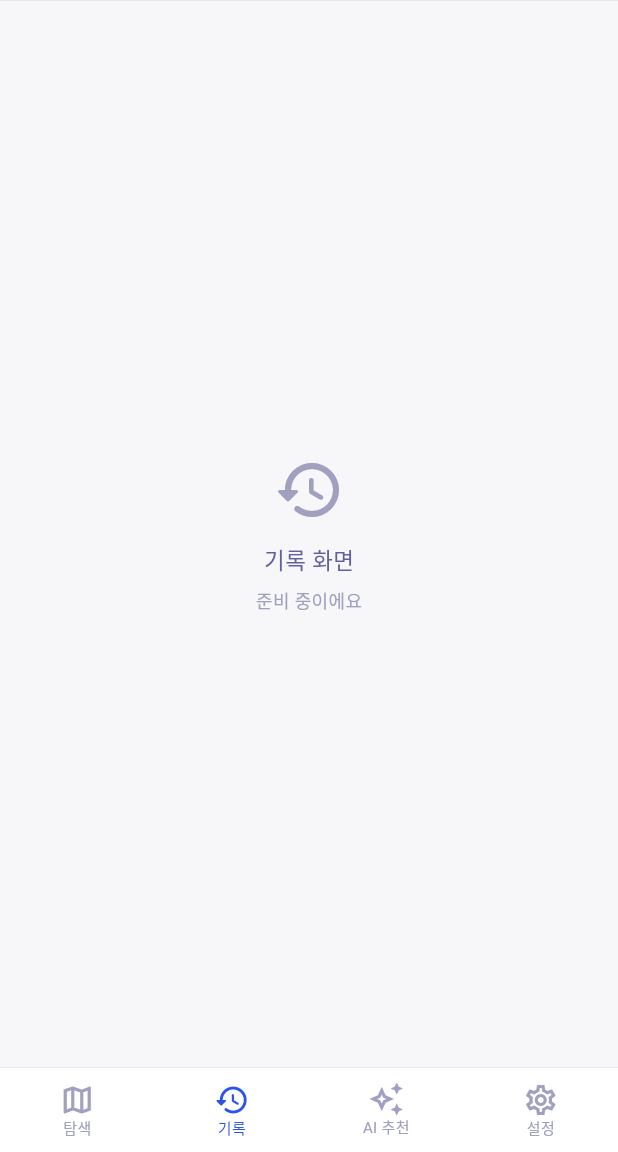
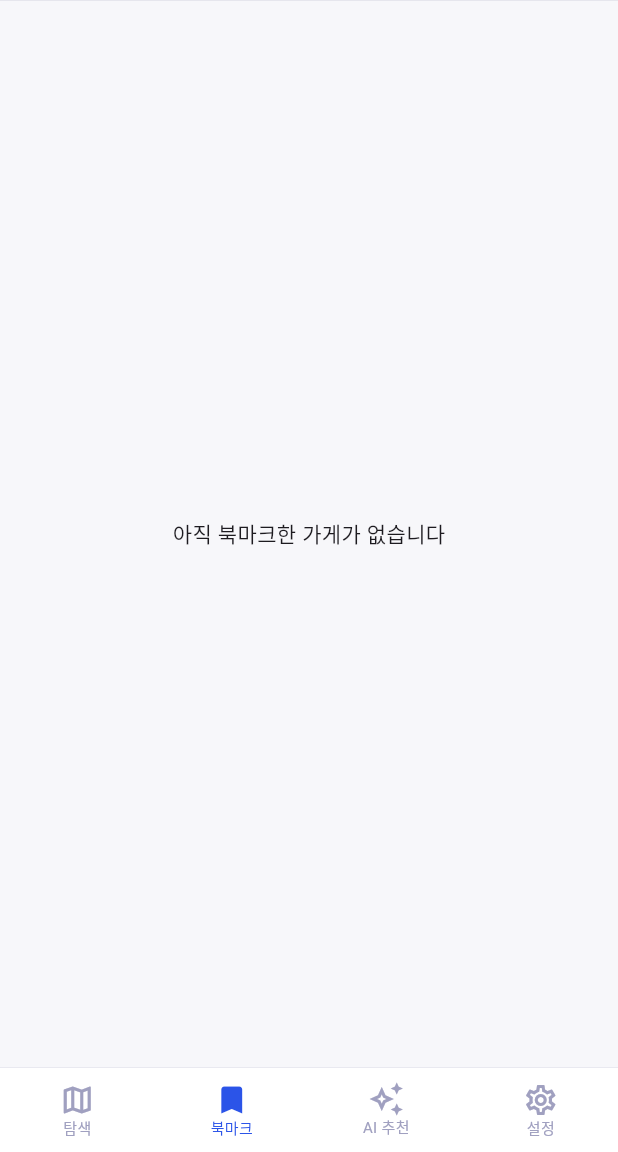
Before and after one commit to The-Truth-Filtering-Engine/The-Truth-Filtering-Engine, a Flutter app: the screen it shows after launch, item 2 of the bottom bar chosen, on a phone screen of 412 x 824 dp, the part 84-1236 px from its top. Run offline on Flutter 3.47's test engine with Material 3 defaults, Android fonts, the phone set to English and light mode, and no system bars; our stand-ins replace dio, flutter_map, flutter_riverpod, geolocator, latlong2; Roboto replaces fonts that are missing (Malgun Gothic).

Commit message:
feat: 북마크 페이지 추가, 북마크 기능 활성화

```diff
--- /dev/null
+++ b/the_truth_filtering_engine/lib/features/1-1_map/screens/bookmark_screen.dart
@@ -0,0 +1,49 @@
+import 'package:flutter/material.dart';
+import 'package:flutter_riverpod/flutter_riverpod.dart';
+
+import '../../../core/theme/app_colors.dart';
+import '../providers/map_provider.dart';
+import '../../1-3_restaurant_detail/screens/restaurant_detail_screen.dart';
+
+class BookmarkScreen extends ConsumerWidget {
+  const BookmarkScreen({super.key});
+
+  @override
+  Widget build(BuildContext context, WidgetRef ref) {
+    final bookmarks = ref.watch(bookmarkRestaurantsProvider);
+
+    if (bookmarks.isEmpty) {
+      return const Center(
+        child: Text('아직 북마크한 가게가 없습니다'),
+      );
+    }
+
+    return ListView.separated(
+      itemCount: bookmarks.length,
+      separatorBuilder: (_, __) => const Divider(height: 1),
+      itemBuilder: (context, index) {
+        final restaurant = bookmarks[index];
+        return ListTile(
+          title: Text(restaurant.name),
+          subtitle: Text('${restaurant.category} · ${restaurant.address}'),
+          trailing: IconButton(
+            icon: const Icon(Icons.bookmark, color: AppColors.primary),
+            onPressed: () {
+              ref.read(bookmarkRestaurantsProvider.notifier).remove(restaurant);
+            },
+          ),
+          onTap: () {
+            Navigator.push(
+              context,
+              MaterialPageRoute(
+                builder: (_) => RestaurantDetailScreen(
+                  restaurant: restaurant,
+                ),
+              ),
+            );
+          },
+        );
+      },
+    );
+  }
+}
--- a/the_truth_filtering_engine/lib/main.dart
+++ b/the_truth_filtering_engine/lib/main.dart
@@ -3,6 +3,7 @@ import 'package:flutter_riverpod/flutter_riverpod.dart';
 
 import 'core/theme/app_theme.dart';
 import 'features/1-1_map/screens/map_screen.dart';
+import 'features/1-1_map/screens/bookmark_screen.dart';
 
 void main() {
   runApp(
@@ -38,7 +39,7 @@ class _MainShellState extends State<MainShell> {
 
   final List<Widget> _screens = const [
     MapScreen(),
-    _PlaceholderScreen(icon: Icons.history_rounded,       label: '기록'),
+    BookmarkScreen(),
     _PlaceholderScreen(icon: Icons.auto_awesome_outlined, label: 'AI 추천'),
     _PlaceholderScreen(icon: Icons.settings_outlined,     label: '설정'),
   ];
@@ -134,9 +135,9 @@ class _MainShellState extends State<MainShell> {
               label: '탐색',
             ),
             BottomNavigationBarItem(
-              icon: Icon(Icons.history_rounded),
-              activeIcon: Icon(Icons.history_rounded),
-              label: '기록',
+              icon: Icon(Icons.bookmark_border_rounded),
+              activeIcon: Icon(Icons.bookmark_rounded),
+              label: '북마크',
             ),
             BottomNavigationBarItem(
               icon: Icon(Icons.auto_awesome_outlined),
```
Also changed, not shown: the_truth_filtering_engine/lib/features/1-1_map/providers/map_provider.dart (+28 -0 lines), the_truth_filtering_engine/lib/features/1-1_map/screens/map_screen.dart (+18 -3 lines), the_truth_filtering_engine/lib/features/1-1_map/widgets/restaurant_bottom_sheet.dart (+20 -4 lines).
